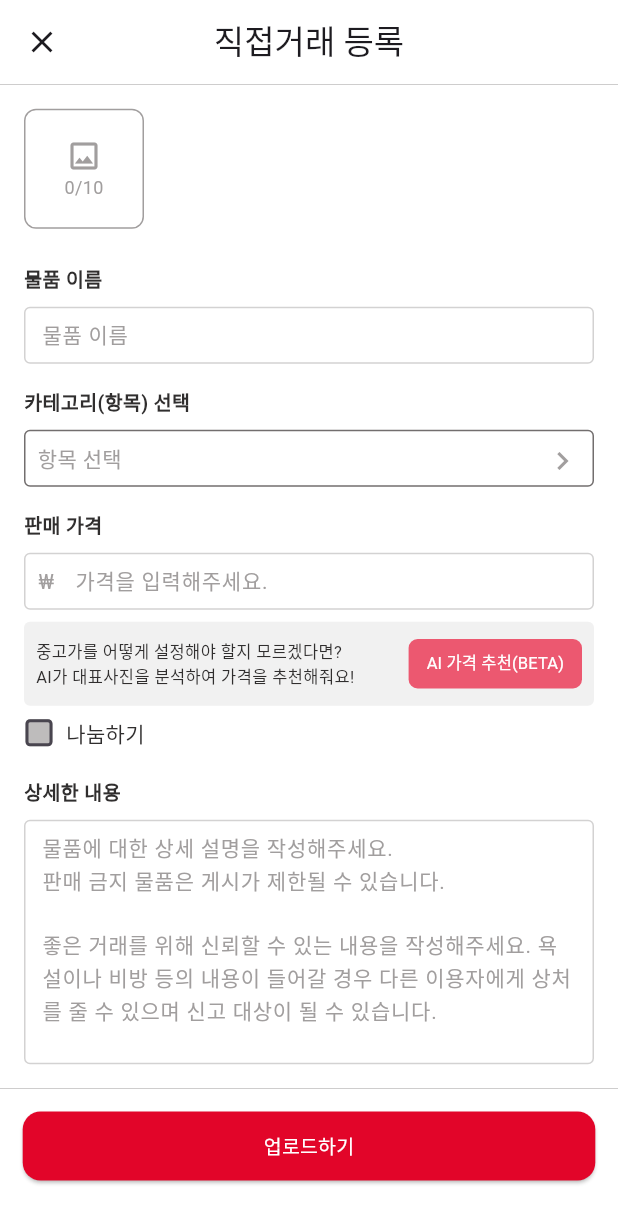
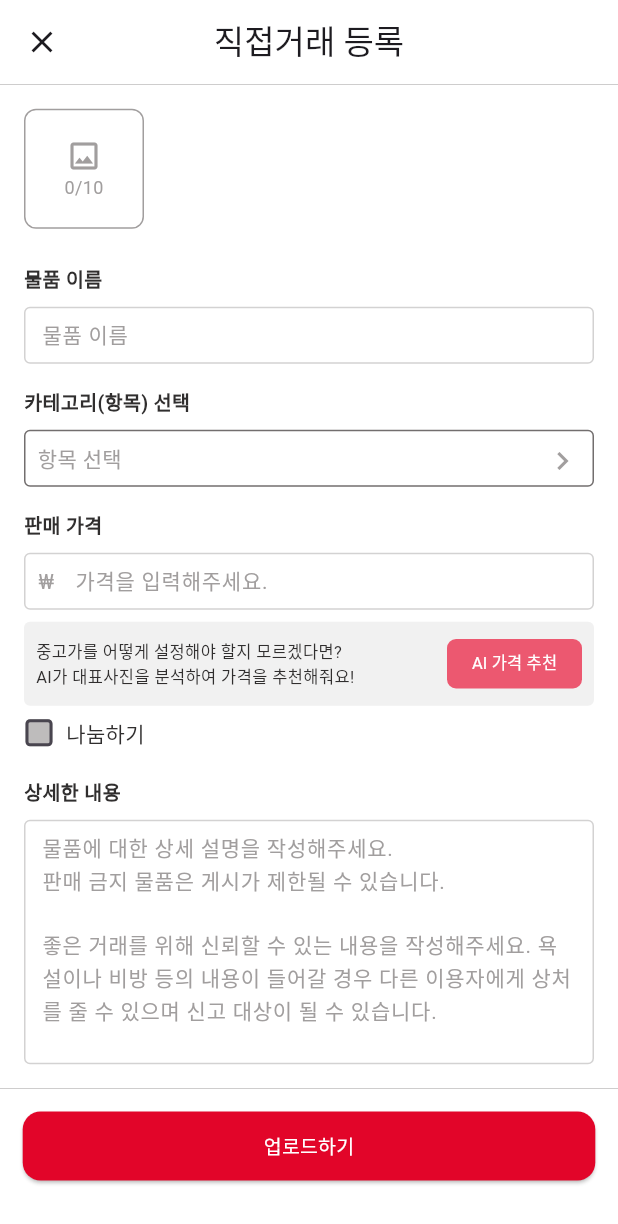
Before and after one commit to DangMooG/dangmoog-front, a Flutter app: the AddPostPage screen opened directly, on a phone screen of 412 x 824 dp. Shown: the top 1224 px of the screen. Run offline on Flutter 3.47's test engine with Material 3 defaults, Android fonts, the phone set to English and light mode, and no system bars; our stand-ins replace cached_network_image, carousel_slider, dio, dropdown_button2, firebase_core, firebase_messaging and 6 more; missing offline and left inert: keyboard_height_plugin; accounts and stored records are empty; Roboto replaces fonts that are missing (Pretendard); project files that could hold a hidden picture were left out.

Commit message:
chore: add surfaceTintColor in popup

```diff
--- a/dangmoog/lib/screens/addpage/add_post_page.dart
+++ b/dangmoog/lib/screens/addpage/add_post_page.dart
@@ -560,6 +560,7 @@ class _AddPostPageState extends State<AddPostPage> {
           builder: (BuildContext dialogContext) {
             Size screenSize = MediaQuery.of(context).size;
             return AlertDialog(
+              surfaceTintColor: Colors.transparent,
               shape: RoundedRectangleBorder(
                   borderRadius: BorderRadius.circular(14)),
               content: SingleChildScrollView(
@@ -1383,13 +1384,13 @@ class _AddPostPageState extends State<AddPostPage> {
                 getRecommendedPrice();
               },
               style: TextButton.styleFrom(
-                minimumSize: const Size(111, 24),
+                minimumSize: const Size(90, 24),
                 backgroundColor: const Color(0xFFEC5870),
                 shape: RoundedRectangleBorder(
                     borderRadius: BorderRadius.circular(6)),
               ),
               child: const Text(
-                'AI 가격 추천(BETA)',
+                'AI 가격 추천',
                 style: TextStyle(
                   fontSize: 11,
                   color: Colors.white,
@@ -1411,7 +1412,8 @@ class _AddPostPageState extends State<AddPostPage> {
                   padding: const EdgeInsets.only(right: 4.0),
                   child: TextButton(
                     onPressed: () {
-                      priceController.text = convertMoneyFormat(price);
+                      priceController.text =
+                          convertMoneyFormat(price).replaceAll("원", "");
                       if (isFree == true) {
                         setState(() {
                           isFree = !isFree;
--- a/dangmoog/lib/screens/addpage/locker_val.dart
+++ b/dangmoog/lib/screens/addpage/locker_val.dart
@@ -254,6 +254,7 @@ class _LockerValState extends State<LockerValPage> {
         Size screenSize = MediaQuery.of(context).size;
         // Use SingleChildScrollView to prevent overflow
         return AlertDialog(
+            surfaceTintColor: Colors.transparent,
             shape:
                 RoundedRectangleBorder(borderRadius: BorderRadius.circular(14)),
             content: SingleChildScrollView(
```
